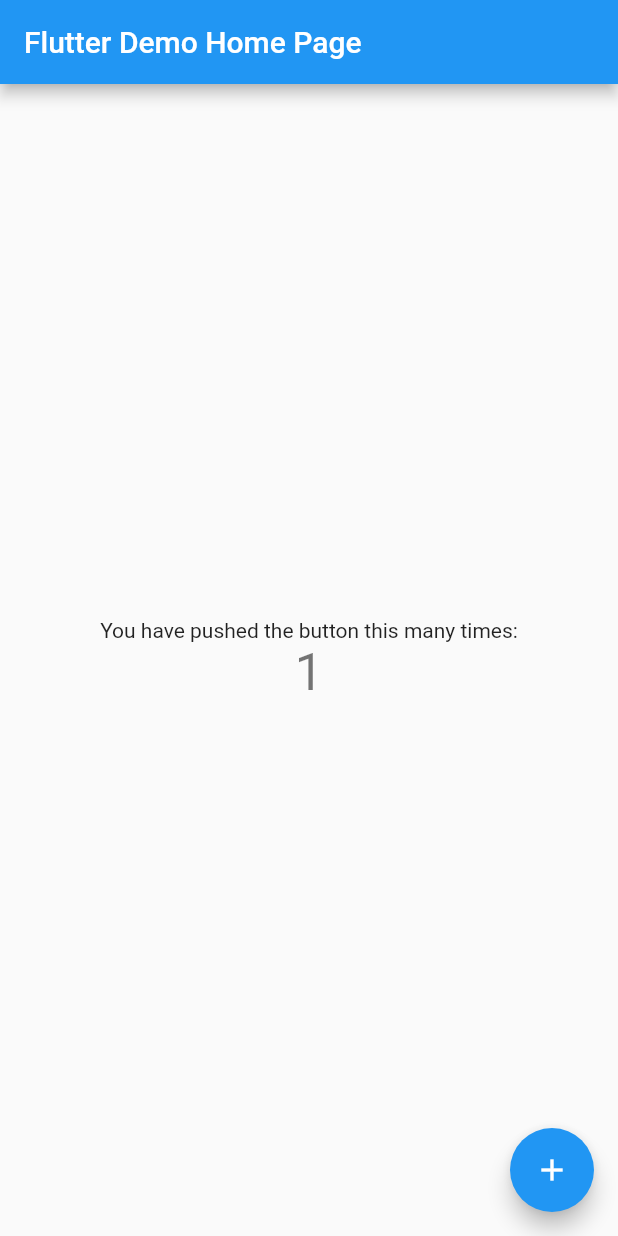
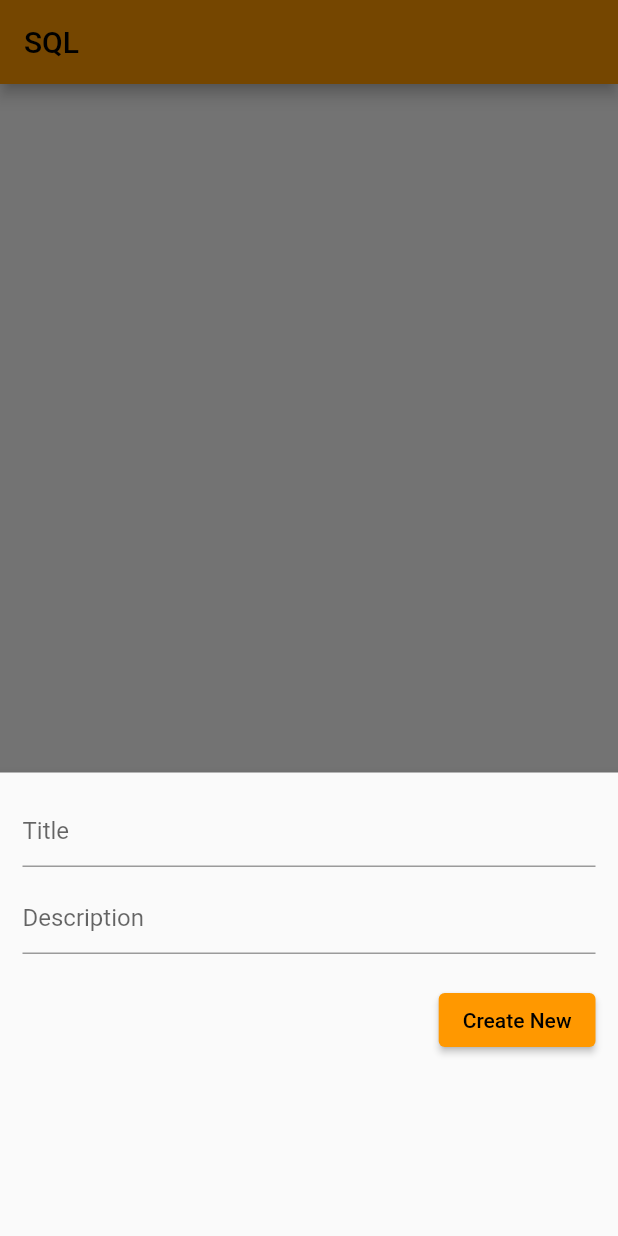
Before and after one commit to RJ2607/todo_list_2, a Flutter app: the screen it shows after launch, after a tap on the "add" icon, on a phone screen of 412 x 824 dp. Run offline on Flutter 3.47's test engine with Material 2 defaults, Android fonts, the phone set to English and light mode, and no system bars; our stand-ins replace sqflite; accounts and stored records are empty.

Commit message:
todo list

```diff
--- a/lib/main.dart
+++ b/lib/main.dart
@@ -1,115 +1,186 @@
 import 'package:flutter/material.dart';
+import 'sql_helper.dart';
 
 void main() {
   runApp(const MyApp());
 }
 
 class MyApp extends StatelessWidget {
-  const MyApp({super.key});
+  const MyApp({Key? key}) : super(key: key);
 
-  // This widget is the root of your application.
   @override
   Widget build(BuildContext context) {
     return MaterialApp(
-      title: 'Flutter Demo',
+        // Remove the debug banner
+        debugShowCheckedModeBanner: false,
+        title: 'SQLITE',
         theme: ThemeData(
-        // This is the theme of your application.
-        //
-        // Try running your application with "flutter run". You'll see the
-        // application has a blue toolbar. Then, without quitting the app, try
-        // changing the primarySwatch below to Colors.green and then invoke
-        // "hot reload" (press "r" in the console where you ran "flutter run",
-        // or simply save your changes to "hot reload" in a Flutter IDE).
-        // Notice that the counter didn't reset back to zero; the application
-        // is not restarted.
-        primarySwatch: Colors.blue,
+          primarySwatch: Colors.orange,
         ),
-      home: const MyHomePage(title: 'Flutter Demo Home Page'),
-    );
+        home: const HomePage());
   }
 }
 
-class MyHomePage extends StatefulWidget {
-  const MyHomePage({super.key, required this.title});
-
-  // This widget is the home page of your application. It is stateful, meaning
-  // that it has a State object (defined below) that contains fields that affect
-  // how it looks.
-
-  // This class is the configuration for the state. It holds the values (in this
-  // case the title) provided by the parent (in this case the App widget) and
-  // used by the build method of the State. Fields in a Widget subclass are
-  // always marked "final".
-
-  final String title;
+class HomePage extends StatefulWidget {
+  const HomePage({Key? key}) : super(key: key);
 
   @override
-  State<MyHomePage> createState() => _MyHomePageState();
+  _HomePageState createState() => _HomePageState();
 }
 
-class _MyHomePageState extends State<MyHomePage> {
-  int _counter = 0;
+class _HomePageState extends State<HomePage> {
+  // All journals
+  List<Map<String, dynamic>> _journals = [];
 
-  void _incrementCounter() {
+  bool _isLoading = true;
+  // This function is used to fetch all data from the database
+  void _refreshJournals() async {
+    final data = await SQLHelper.getItems();
     setState(() {
-      // This call to setState tells the Flutter framework that something has
-      // changed in this State, which causes it to rerun the build method below
-      // so that the display can reflect the updated values. If we changed
-      // _counter without calling setState(), then the build method would not be
-      // called again, and so nothing would appear to happen.
-      _counter++;
+      _journals = data;
+      _isLoading = false;
     });
   }
 
   @override
+  void initState() {
+    super.initState();
+    _refreshJournals(); // Loading the diary when the app starts
+  }
+
+  final TextEditingController _titleController = TextEditingController();
+  final TextEditingController _descriptionController = TextEditingController();
+
+  // This function will be triggered when the floating button is pressed
+  // It will also be triggered when you want to update an item
+  void _showForm(int? id) async {
+    if (id != null) {
+      // id == null -> create new item
+      // id != null -> update an existing item
+      final existingJournal =
+          _journals.firstWhere((element) => element['id'] == id);
+      _titleController.text = existingJournal['title'];
+      _descriptionController.text = existingJournal['description'];
+    }
+
+    showModalBottomSheet(
+        context: context,
+        elevation: 5,
+        isScrollControlled: true,
+        builder: (_) => Container(
+              padding: EdgeInsets.only(
+                top: 15,
+                left: 15,
+                right: 15,
+                // this will prevent the soft keyboard from covering the text fields
+                bottom: MediaQuery.of(context).viewInsets.bottom + 120,
+              ),
+              child: Column(
+                mainAxisSize: MainAxisSize.min,
+                crossAxisAlignment: CrossAxisAlignment.end,
+                children: [
+                  TextField(
+                    controller: _titleController,
+                    decoration: const InputDecoration(hintText: 'Title'),
+                  ),
+                  const SizedBox(
+                    height: 10,
+                  ),
+                  TextField(
+                    controller: _descriptionController,
+                    decoration: const InputDecoration(hintText: 'Description'),
+                  ),
+                  const SizedBox(
+                    height: 20,
+                  ),
+                  ElevatedButton(
+                    onPressed: () async {
+                      // Save new journal
+                      if (id == null) {
+                        await _addItem();
+                      }
+
+                      if (id != null) {
+                        await _updateItem(id);
+                      }
+
+                      // Clear the text fields
+                      _titleController.text = '';
+                      _descriptionController.text = '';
+
+                      // Close the bottom sheet
+                      Navigator.of(context).pop();
+                    },
+                    child: Text(id == null ? 'Create New' : 'Update'),
+                  )
+                ],
+              ),
+            ));
+  }
+
+// Insert a new journal to the database
+  Future<void> _addItem() async {
+    await SQLHelper.createItem(
+        _titleController.text, _descriptionController.text);
+    _refreshJournals();
+  }
+
+  // Update an existing journal
+  Future<void> _updateItem(int id) async {
+    await SQLHelper.updateItem(
+        id, _titleController.text, _descriptionController.text);
+    _refreshJournals();
+  }
+
+  // Delete an item
+  void _deleteItem(int id) async {
+    await SQLHelper.deleteItem(id);
+    ScaffoldMessenger.of(context).showSnackBar(const SnackBar(
+      content: Text('Successfully deleted a journal!'),
+    ));
+    _refreshJournals();
+  }
+
+  @override
   Widget build(BuildContext context) {
-    // This method is rerun every time setState is called, for instance as done
-    // by the _incrementCounter method above.
-    //
-    // The Flutter framework has been optimized to make rerunning build methods
-    // fast, so that you can just rebuild anything that needs updating rather
-    // than having to individually change instances of widgets.
     return Scaffold(
       appBar: AppBar(
-        // Here we take the value from the MyHomePage object that was created by
-        // the App.build method, and use it to set our appbar title.
-        title: Text(widget.title),
+        title: const Text('SQL'),
       ),
-      body: Center(
-        // Center is a layout widget. It takes a single child and positions it
-        // in the middle of the parent.
-        child: Column(
-          // Column is also a layout widget. It takes a list of children and
-          // arranges them vertically. By default, it sizes itself to fit its
-          // children horizontally, and tries to be as tall as its parent.
-          //
-          // Invoke "debug painting" (press "p" in the console, choose the
-          // "Toggle Debug Paint" action from the Flutter Inspector in Android
-          // Studio, or the "Toggle Debug Paint" command in Visual Studio Code)
-          // to see the wireframe for each widget.
-          //
-          // Column has various properties to control how it sizes itself and
-          // how it positions its children. Here we use mainAxisAlignment to
-          // center the children vertically; the main axis here is the vertical
-          // axis because Columns are vertical (the cross axis would be
-          // horizontal).
-          mainAxisAlignment: MainAxisAlignment.center,
-          children: <Widget>[
-            const Text(
-              'You have pushed the button this many times:',
+      body: _isLoading
+          ? const Center(
+              child: CircularProgressIndicator(),
+            )
+          : ListView.builder(
+              itemCount: _journals.length,
+              itemBuilder: (context, index) => Card(
+                color: Colors.orange[200],
+                margin: const EdgeInsets.all(15),
+                child: ListTile(
+                    title: Text(_journals[index]['title']),
+                    subtitle: Text(_journals[index]['description']),
+                    trailing: SizedBox(
+                      width: 100,
+                      child: Row(
+                        children: [
+                          IconButton(
+                            icon: const Icon(Icons.edit),
+                            onPressed: () => _showForm(_journals[index]['id']),
                           ),
-            Text(
-              '$_counter',
-              style: Theme.of(context).textTheme.headlineMedium,
+                          IconButton(
+                            icon: const Icon(Icons.delete),
+                            onPressed: () =>
+                                _deleteItem(_journals[index]['id']),
                           ),
                         ],
                       ),
+                    )),
+              ),
             ),
       floatingActionButton: FloatingActionButton(
-        onPressed: _incrementCounter,
-        tooltip: 'Increment',
         child: const Icon(Icons.add),
-      ), // This trailing comma makes auto-formatting nicer for build methods.
+        onPressed: () => _showForm(null),
+      ),
     );
   }
 }
```
Lines whose indentation alone changed are shown as unchanged.
